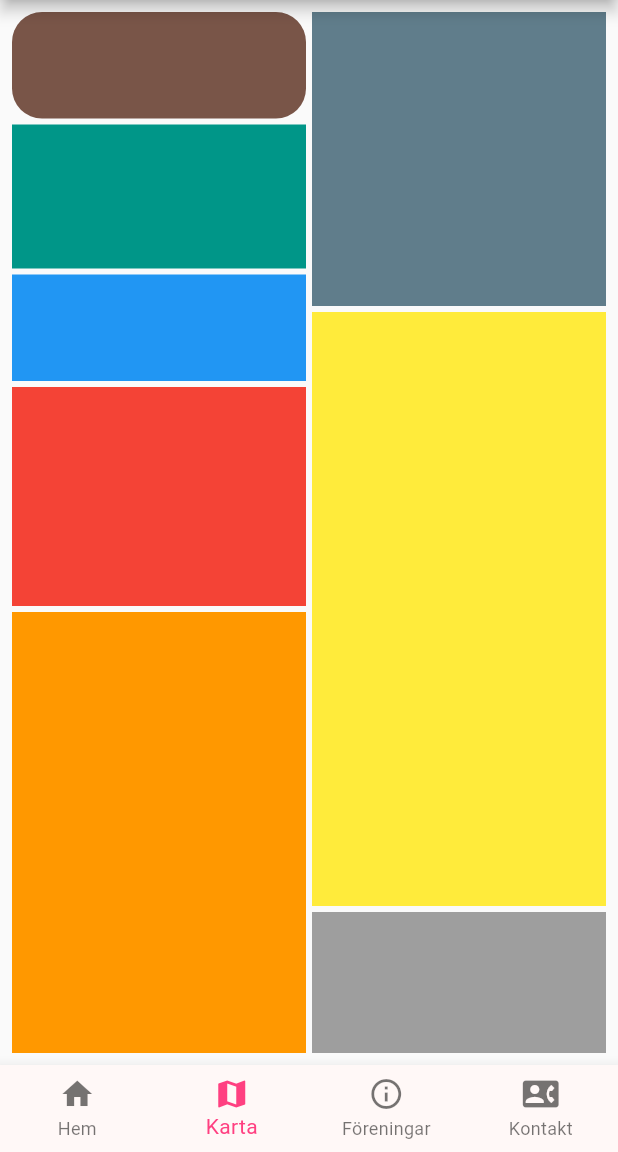
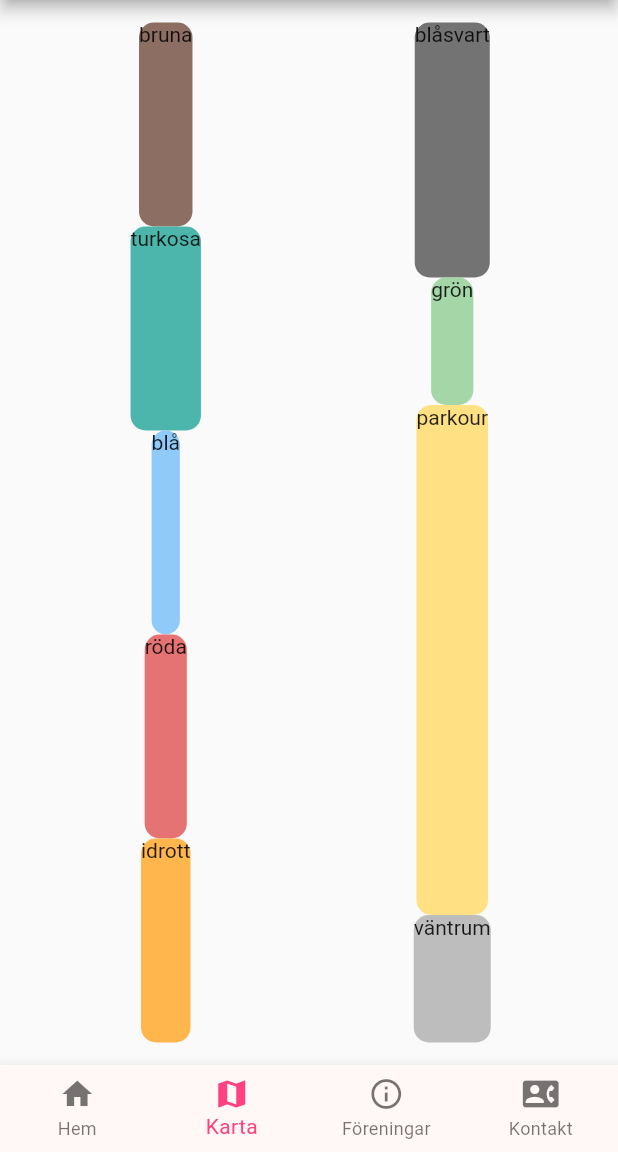
Before and after one commit to jeppeerixon/flutter-milot, a Flutter app: the screen it shows after launch, item 2 of the bottom bar chosen, on a phone screen of 412 x 824 dp, the part 84-1236 px from its top. Run offline on Flutter 3.47's test engine with Material 2 defaults, Android fonts, the phone set to English and light mode, and no system bars.

Commit message:
refactoring map view widget

```diff
--- a/lib/pages/map.dart
+++ b/lib/pages/map.dart
@@ -1,5 +1,4 @@
 import 'package:flutter/material.dart';
-import 'package:flutter_staggered_grid_view/flutter_staggered_grid_view.dart';
 
 class MapScreen extends StatelessWidget {
   const MapScreen({ Key? key }) :super(key: key);
@@ -24,80 +23,116 @@ class Gridden extends StatelessWidget {
   Widget build(BuildContext context) {
     return Scaffold(
       body: Padding(
-        padding: const EdgeInsets.all(8.0),
-        child: StaggeredGrid.count(
-        axisDirection: AxisDirection.down,
-        crossAxisCount: 4,
-        mainAxisSpacing: 4,
-        crossAxisSpacing: 4,
-        children: [
-                  StaggeredGridTile.count(
-                      crossAxisCellCount: 2,
-                      mainAxisCellCount: 0.75,
-                      child: InkWell(
-                        onTap: (){
-                          print('hej');
-                        },
-                        child: Container(
-                        decoration: const BoxDecoration(
-                          borderRadius: BorderRadius.all(Radius.circular(20)),
-                          color: Colors.brown,
-                        ),
-                        ),
+        padding: const EdgeInsets.all(15.0),
+        child: Row(
+          crossAxisAlignment: CrossAxisAlignment.center,
+          mainAxisAlignment: MainAxisAlignment.spaceEvenly,
+          children: [
+            Expanded(
+              child: Column(
+                mainAxisAlignment: MainAxisAlignment.spaceEvenly,
+                crossAxisAlignment: CrossAxisAlignment.center,
+                children: [
+                  Expanded(
+                    child: Container(
+                      child: Text('bruna'),
+                      decoration: BoxDecoration(
+                        color: Colors.brown[400],
+                        borderRadius: BorderRadius.circular(10)
                       ),
                     ),
-                    StaggeredGridTile.count(
-                      crossAxisCellCount: 2,
-                      mainAxisCellCount: 2,
-                      child: Container(
-                        color: Colors.blueGrey,
+                  ),
+                  Expanded(
+                    child: Container(
+                      child: Text('turkosa'),
+                      decoration: BoxDecoration(
+                        color: Colors.teal[300],
+                        borderRadius: BorderRadius.circular(10)
                       ),
                     ),
-                    StaggeredGridTile.count(
-                      crossAxisCellCount: 2,
-                      mainAxisCellCount: 1,
-                      child: Container(
-                        color: Colors.teal,
+                  ),
+                  Expanded(
+                    child: Container(
+                      child: Text('blå'),
+                      decoration: BoxDecoration(
+                        color: Colors.blue[200],
+                        borderRadius: BorderRadius.circular(10)
                       ),
                     ),
-                    StaggeredGridTile.count(
-                      crossAxisCellCount: 2,
-                      mainAxisCellCount: 0.75,
-                      child: Container(
-                        color: Colors.blue,
+                  ),
+                  Expanded(
+                    flex: 1,
+                    child: Container(
+                      child: Text('röda'),
+                      decoration: BoxDecoration(
+                        color: Colors.red[300],
+                        borderRadius: BorderRadius.circular(10)
                       ),
                     ),
-                    StaggeredGridTile.count(
-                      crossAxisCellCount: 2,
-                      mainAxisCellCount: 4,
-                      child: Container(
-                        color: Colors.yellow,
+                  ),
+                  Expanded(
+                    flex: 1,
+                    child: Container(
+                      child: Text('idrott'),
+                      decoration: BoxDecoration(
+                        color: Colors.orange[300],
+                        borderRadius: BorderRadius.circular(10)
                       ),
                     ),
-                    StaggeredGridTile.count(
-                      crossAxisCellCount: 2,
-                      mainAxisCellCount: 1.5,
-                      child: Container(
-                        color: Colors.red,
+                  ),
+                ],
+              ),
+            ),
+            Expanded(
+              child: Column(
+                mainAxisAlignment: MainAxisAlignment.spaceEvenly,
+                children: [
+                  Expanded(
+                    flex: 2,
+                    child: Container(
+                      child: Text('blåsvart'),
+                      decoration: BoxDecoration(
+                        color: Colors.black54,
+                        borderRadius: BorderRadius.circular(10)
                       ),
                     ),
-                    StaggeredGridTile.count(
-                      crossAxisCellCount: 2,
-                      mainAxisCellCount: 3,
-                      child: Container(
-                        color: Colors.orange,
+                  ),
+                  Expanded(
+                    flex: 1,
+                    child: Container(
+                      child: Text('grön'),
+                      decoration: BoxDecoration(
+                        color: Colors.green[200],
+                        borderRadius: BorderRadius.circular(10)
                       ),
                     ),
-                    StaggeredGridTile.count(
-                      crossAxisCellCount: 2,
-                      mainAxisCellCount: 1,
-                      child: Container(
-                        color: Colors.grey,
+                  ),
+                  Expanded(
+                    flex: 4,
+                    child: Container(
+                      child: Text('parkour'),
+                      decoration: BoxDecoration(
+                        color: Colors.amber[200],
+                        borderRadius: BorderRadius.circular(10)
                       ),
                     ),
-                  ],
+                  ),
+                  Expanded(
+                    flex: 1,
+                    child: Container(
+                      child: Text('väntrum'),
+                      decoration: BoxDecoration(
+                        color: Colors.grey[400],
+                        borderRadius: BorderRadius.circular(10)
+                      ),
+                    ),
+                  ),
+                ],
               ),
-      ),
+            )
+          ],
+        ),
+      )
     );
   }
 }
--- a/pubspec.yaml
+++ b/pubspec.yaml
@@ -30,7 +30,6 @@ environment:
 dependencies:
   flutter:
     sdk: flutter
-  flutter_staggered_grid_view: 0.6.2
 
 
   # The following adds the Cupertino Icons font to your application.
```
Also changed, not shown: pubspec.lock.
